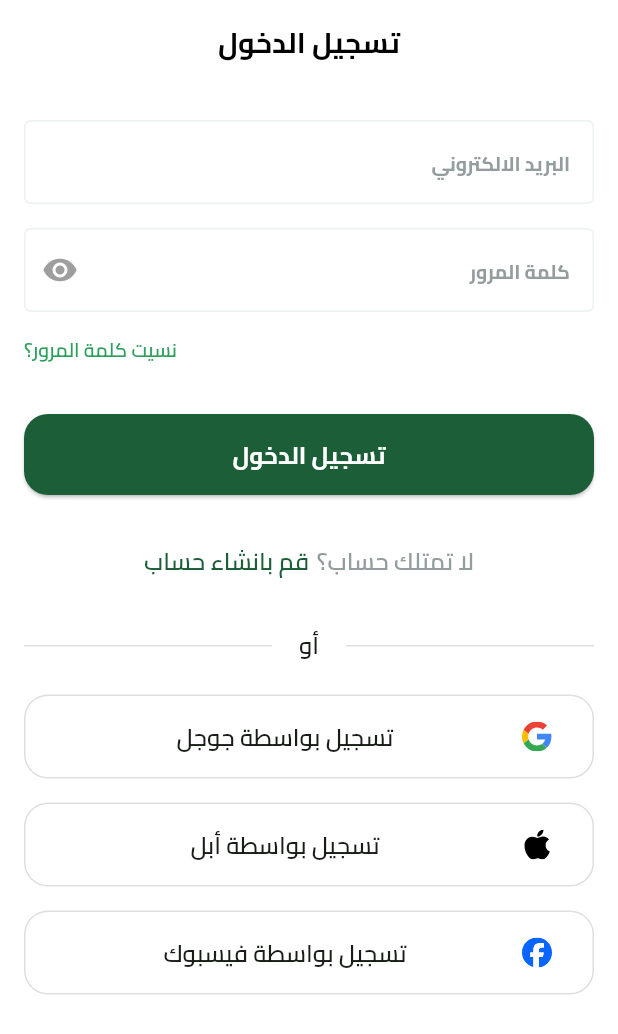
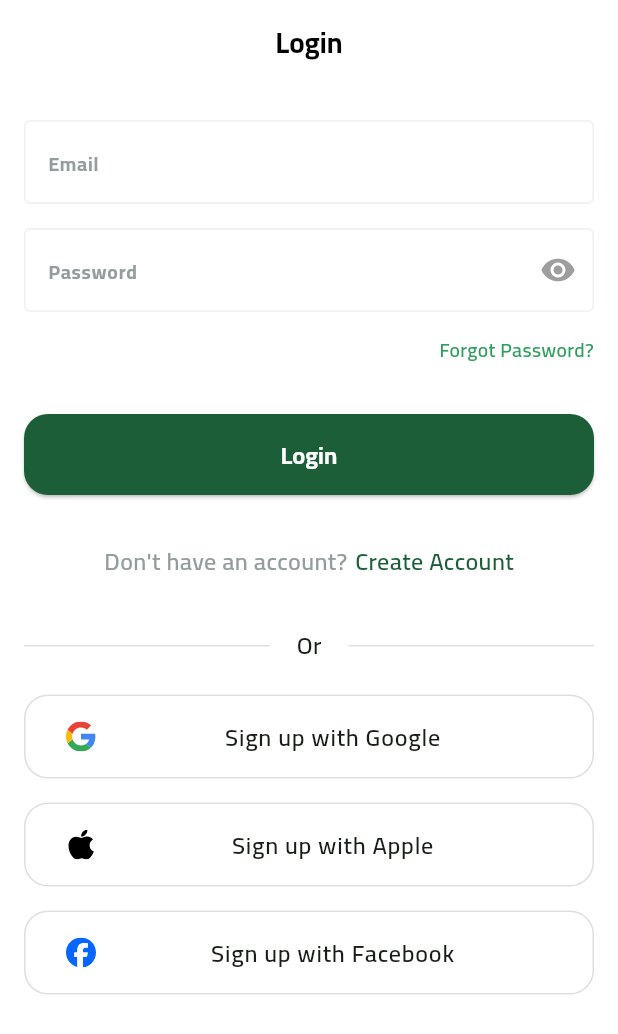
Before and after one commit to KemoEmam/Fruity, a Flutter app: the screen it shows after launch, on a phone screen of 412 x 824 dp. Shown: the top 1034 px of the screen. Run offline on Flutter 3.47's test engine with Material 3 defaults, Android fonts, the phone set to English and light mode, and no system bars; drawn by our look-alikes of modal_progress_hud_nsn; our stand-ins replace another_flushbar, auto_size_text, bloc, dartz, dots_indicator, firebase_auth and 7 more; accounts and stored records are empty.

Commit message:
Add custom progress HUD, refactor sign in view, and update localization for firebase auth service

```diff
--- /dev/null
+++ b/lib/core/components/custom_progress_hud.dart
@@ -0,0 +1,46 @@
+import 'package:flutter_spinkit/flutter_spinkit.dart';
+import 'package:modal_progress_hud_nsn/modal_progress_hud_nsn.dart';
+import 'package:flutter/material.dart';
+
+class CustomProgressHud extends StatelessWidget {
+  const CustomProgressHud({
+    super.key,
+    required this.isLoading,
+    required this.child,
+    this.loadingText,
+  });
+
+  final bool isLoading;
+  final Widget child;
+  final String? loadingText; // Optional loading text
+
+  @override
+  Widget build(BuildContext context) {
+    return ModalProgressHUD(
+      inAsyncCall: isLoading,
+      opacity: 0.5, // Background opacity when loading
+      progressIndicator: Column(
+        mainAxisSize: MainAxisSize.min,
+        mainAxisAlignment: MainAxisAlignment.center,
+        children: [
+          const SpinKitFadingCircle(
+            color: Colors.white, // Customize color
+            size: 50.0, // Customize size
+          ),
+          if (loadingText != null) ...[
+            const SizedBox(height: 16.0), // Spacing
+            Text(
+              loadingText!,
+              style: const TextStyle(
+                color: Colors.white,
+                fontSize: 16.0,
+                fontWeight: FontWeight.bold,
+              ),
+            ),
+          ],
+        ],
+      ),
+      child: child,
+    );
+  }
+}
--- a/lib/features/auth/presentation/views/signin_view.dart
+++ b/lib/features/auth/presentation/views/signin_view.dart
@@ -4,7 +4,7 @@ import 'package:fruity/core/components/custom_app_bar.dart';
 import 'package:fruity/core/services/service_locator.dart';
 import 'package:fruity/features/auth/domain/repos/auth_repo.dart';
 import 'package:fruity/features/auth/presentation/manager/signin_cubit/signin_cubit.dart';
-import 'package:fruity/features/auth/presentation/views/widgets/signin_view_body.dart';
+import 'package:fruity/features/auth/presentation/views/widgets/signin_view_body_bloc_consumer.dart';
 import 'package:fruity/generated/l10n.dart';
 
 class SigninView extends StatelessWidget {
@@ -16,9 +16,12 @@ class SigninView extends StatelessWidget {
     return BlocProvider(
       create: (context) => SigninCubit(getIt.get<AuthRepo>()),
       child: Scaffold(
-        appBar: buildAppBar(context, S.of(context).loginAppBar,
-            showBackButton: false),
-        body: const SigninViewBody(),
+        appBar: buildAppBar(
+          context,
+          S.of(context).loginAppBar,
+          showBackButton: false,
+        ),
+        body: const SigninViewBodyBlocConsumer(),
       ),
     );
   }
--- a/lib/features/auth/presentation/views/widgets/password_field.dart
+++ b/lib/features/auth/presentation/views/widgets/password_field.dart
@@ -1,13 +1,10 @@
 import 'package:flutter/material.dart';
 import '../../../../../core/components/custom_text_form_field.dart';
-import '../../../../../generated/l10n.dart';
 
 class PasswordField extends StatefulWidget {
-  const PasswordField({
-    super.key,
-    this.onSaved,
-  });
   final void Function(String?)? onSaved;
+  final String hintText;
+  const PasswordField({super.key, this.onSaved, required this.hintText});
   @override
   State<PasswordField> createState() => _PasswordFieldState();
 }
@@ -29,7 +26,7 @@ class _PasswordFieldState extends State<PasswordField> {
           });
         },
       ),
-      hintText: S.of(context).signupPassword,
+      hintText: widget.hintText,
       keyboardType: TextInputType.visiblePassword,
     );
   }
--- a/lib/features/auth/presentation/views/widgets/signin_view_body.dart
+++ b/lib/features/auth/presentation/views/widgets/signin_view_body.dart
@@ -1,4 +1,5 @@
 import 'package:flutter/material.dart';
+import 'package:flutter_bloc/flutter_bloc.dart';
 import 'package:flutter_svg/flutter_svg.dart';
 import 'package:fruity/constants.dart';
 import 'package:fruity/core/components/custom_button.dart';
@@ -6,32 +7,49 @@ import 'package:fruity/core/components/custom_text_form_field.dart';
 import 'package:fruity/core/utils/app_images.dart';
 import 'package:fruity/core/utils/app_styles/app_colors.dart';
 import 'package:fruity/core/utils/app_styles/app_text_styles.dart';
+import 'package:fruity/features/auth/presentation/manager/signin_cubit/signin_cubit.dart';
 import 'package:fruity/features/auth/presentation/views/signup_view.dart';
 import 'package:fruity/features/auth/presentation/views/widgets/account_action_text.dart';
 import 'package:fruity/features/auth/presentation/views/widgets/or_divider.dart';
+import 'package:fruity/features/auth/presentation/views/widgets/password_field.dart';
 import 'package:fruity/features/auth/presentation/views/widgets/social_login_button.dart';
 import 'package:fruity/generated/l10n.dart';
 
-class SigninViewBody extends StatelessWidget {
+class SigninViewBody extends StatefulWidget {
   const SigninViewBody({super.key});
 
+  @override
+  State<SigninViewBody> createState() => _SigninViewBodyState();
+}
+
+class _SigninViewBodyState extends State<SigninViewBody> {
+  final GlobalKey<FormState> _formKey = GlobalKey<FormState>();
+  final AutovalidateMode autovalidateMode = AutovalidateMode.disabled;
+  late String email, password;
   @override
   Widget build(BuildContext context) {
     return SingleChildScrollView(
       child: Padding(
         padding: const EdgeInsets.symmetric(horizontal: kHorizontalPadding),
+        child: Form(
+          key: _formKey,
+          autovalidateMode: autovalidateMode,
           child: Column(
             children: [
               const SizedBox(height: 24),
               CustomTextFormField(
+                onSaved: (value) {
+                  email = value!.trim();
+                },
                 hintText: S.of(context).loginEmail,
                 keyboardType: TextInputType.emailAddress,
               ),
               const SizedBox(height: 16),
-            CustomTextFormField(
+              PasswordField(
                 hintText: S.of(context).loginPassword,
-              keyboardType: TextInputType.visiblePassword,
-              suffixIcon: const Icon(Icons.remove_red_eye),
+                onSaved: (value) {
+                  password = value!.trim();
+                },
               ),
               const SizedBox(height: 16),
               Row(
@@ -49,7 +67,16 @@ class SigninViewBody extends StatelessWidget {
               CustomButton(
                 text: S.of(context).loginAppBar,
                 textStyle: AppTextStyles.cairoBold16,
-              onPressed: () {},
+                onPressed: () {
+                  FocusScope.of(context).unfocus();
+                  if (_formKey.currentState!.validate()) {
+                    _formKey.currentState!.save();
+
+                    context
+                        .read<SigninCubit>()
+                        .signInWithEmailAndPassword(email, password);
+                  }
+                },
               ),
               const SizedBox(height: 33),
               AccountActionText(
@@ -85,6 +112,7 @@ class SigninViewBody extends StatelessWidget {
             ],
           ),
         ),
+      ),
     );
   }
 }
--- /dev/null
+++ b/lib/features/auth/presentation/views/widgets/signin_view_body_bloc_consumer.dart
@@ -0,0 +1,39 @@
+import 'package:flutter/material.dart';
+import 'package:flutter/widgets.dart';
+import 'package:flutter_bloc/flutter_bloc.dart';
+import 'package:fruity/core/components/custom_progress_hud.dart';
+import 'package:fruity/core/components/show_snack_bar.dart';
+import 'package:fruity/features/auth/presentation/manager/signin_cubit/signin_cubit.dart';
+import 'package:fruity/features/auth/presentation/views/widgets/signin_view_body.dart';
+import 'package:fruity/generated/l10n.dart';
+
+class SigninViewBodyBlocConsumer extends StatelessWidget {
+  const SigninViewBodyBlocConsumer({
+    super.key,
+  });
+
+  @override
+  Widget build(BuildContext context) {
+    return BlocConsumer<SigninCubit, SigninState>(
+      listener: (context, state) {
+        if (state is SigninSuccess) {}
+
+        if (state is SigninFailure) {
+          showSnackBar(
+            context: context,
+            title: S.of(context).signupErrorTitle,
+            message: state.message,
+            backgroundColor: Colors.red,
+            icon: Icons.error,
+          );
+        }
+      },
+      builder: (context, state) {
+        return CustomProgressHud(
+          isLoading: state is SigninLoading ? true : false,
+          child: const SigninViewBody(),
+        );
+      },
+    );
+  }
+}
--- a/lib/features/auth/presentation/views/widgets/signup_view_body.dart
+++ b/lib/features/auth/presentation/views/widgets/signup_view_body.dart
@@ -49,6 +49,7 @@ class _SignupViewBodyState extends State<SignupViewBody> {
                   keyboardType: TextInputType.emailAddress),
               const SizedBox(height: 16),
               PasswordField(
+                hintText: S.of(context).signupPassword,
                 onSaved: (value) {
                   password = value!.trim();
                 },
--- a/lib/l10n/intl_ar.arb
+++ b/lib/l10n/intl_ar.arb
@@ -32,9 +32,9 @@
 "signupSuccessTitle": "نجاح",
 "signupErrorTerms": "يجب عليك الموافقة على الشروط والاحكام الخاصة بنا",
 "authErrorWeakPassword": "كلمة المرور ضعيفة للغاية.",
-"authErrorSignupInvalidEmail": "البريد الالكتروني غير صحيح.",
+"authErrorSignInvalidEmail": "البريد الالكتروني غير صحيح.",
 "authErrorEmailAlreadyInUse": "يوجد حساب بالفعل بهذا البريد الإلكتروني.",
-"authErrorInvalidEmailOrPassword": "كلمة المرور أو البريد الإلكتروني غير صحيح.",
+"authErrorInvalidEmailOrPassword": "البريد الالكتروني او كلمة المرور غير صحيحة.",
 "authErrorNetworkRequestFailed": "فشل الاتصال بالشبكة. تاكد من اتصالك بالانترنت.",
 "authErrorCreatingAccount": "حدث خطأ أثناء إنشاء الحساب. حاول مرة أخرى.",
 "authErrorUserNotFound": "لا يوجد مستخدم بهذا البريد الإلكتروني.",
--- a/lib/l10n/intl_en.arb
+++ b/lib/l10n/intl_en.arb
@@ -31,10 +31,10 @@
 "signupErrorTitle": "Error",
 "signupSuccessTitle": "Success",
 "signupErrorTerms": "Please accept our Terms and Conditions",
-"authErrorSignupInvalidEmail": "The email address provided is invalid.",
+"authErrorSignInvalidEmail": "The email address provided is invalid.",
 "authErrorWeakPassword": "The password provided is too weak.",
 "authErrorEmailAlreadyInUse": "The account already exists for that email.",
-"authErrorInvalidEmailOrPassword": "The password or email provided is incorrect.",
+"authErrorInvalidEmailOrPassword": "The email or password provided is incorrect.",
 "authErrorNetworkRequestFailed": "Network request failed. Check your internet connection.",
 "authErrorCreatingAccount": "Error creating the account. Try again.",
 "authErrorUserNotFound": "No user found for that email.",
--- a/lib/main.dart
+++ b/lib/main.dart
@@ -40,7 +40,7 @@ class Fruity extends StatelessWidget {
         GlobalWidgetsLocalizations.delegate,
         GlobalCupertinoLocalizations.delegate,
       ],
-      locale: const Locale('ar'),
+      locale: const Locale('en'),
       supportedLocales: S.delegate.supportedLocales,
       debugShowCheckedModeBanner: false,
       onGenerateRoute: onGenerateRoute,
--- a/pubspec.yaml
+++ b/pubspec.yaml
@@ -41,6 +41,7 @@ dependencies:
   flutter_bloc: ^8.1.6
   flutter_localizations:
     sdk: flutter
+  flutter_spinkit: ^5.2.1
   flutter_svg: ^2.0.10+1
   fluttertoast: ^8.2.8
   forbidden_pack:
```
Also changed, not shown: lib/core/services/firebase_auth_service.dart (+7 -2 lines), lib/core/utils/app_images.dart (+8 -4 lines), lib/features/auth/presentation/views/widgets/signup_view_body_bloc_consumer.dart (+17 -5 lines), lib/generated/intl/messages_ar.dart, lib/generated/intl/messages_en.dart, lib/generated/l10n.dart, pubspec.lock. Lines whose indentation alone changed are shown as unchanged.
